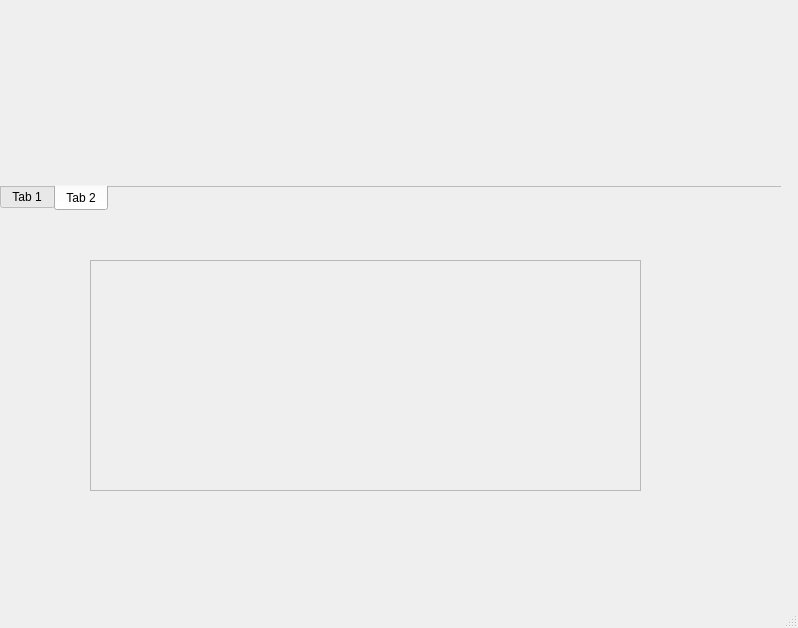
This is gui/MdnMainWindow.ui in Marupio/mdn-research as Qt 5 draws it before an edit. The edited form follows.
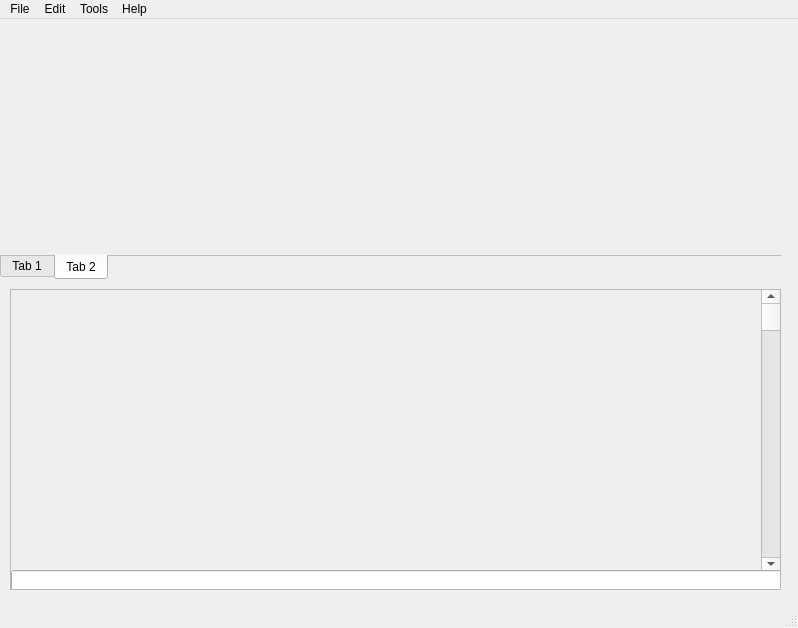
This is the edited form.

Commit message: Continuing work on GUI, begining GUI support classes

The edit to the form file:
```diff
--- a/gui/MdnMainWindow.ui
+++ b/gui/MdnMainWindow.ui
@@ -20,7 +20,7 @@
       <x>0</x>
       <y>10</y>
       <width>781</width>
-      <height>201</height>
+      <height>251</height>
      </rect>
     </property>
     <property name="tabPosition">
@@ -55,10 +55,10 @@
    <widget class="QScrollArea" name="scrollArea">
     <property name="geometry">
      <rect>
-      <x>90</x>
-      <y>260</y>
-      <width>551</width>
-      <height>231</height>
+      <x>10</x>
+      <y>270</y>
+      <width>771</width>
+      <height>301</height>
      </rect>
     </property>
     <property name="widgetResizable">
@@ -69,10 +69,33 @@
       <rect>
        <x>0</x>
        <y>0</y>
-       <width>549</width>
-       <height>229</height>
+       <width>769</width>
+       <height>299</height>
       </rect>
      </property>
+     <widget class="QScrollBar" name="verticalScrollBar">
+      <property name="geometry">
+       <rect>
+        <x>750</x>
+        <y>0</y>
+        <width>20</width>
+        <height>281</height>
+       </rect>
+      </property>
+      <property name="orientation">
+       <enum>Qt::Orientation::Vertical</enum>
+      </property>
+     </widget>
+     <widget class="QLineEdit" name="lineEdit">
+      <property name="geometry">
+       <rect>
+        <x>0</x>
+        <y>280</y>
+        <width>771</width>
+        <height>26</height>
+       </rect>
+      </property>
+     </widget>
     </widget>
    </widget>
   </widget>
@@ -85,6 +108,46 @@
      <height>26</height>
     </rect>
    </property>
+   <widget class="QMenu" name="menuFile">
+    <property name="title">
+     <string>File</string>
+    </property>
+    <addaction name="actionNew_Workspace"/>
+    <addaction name="actionNew_Mdn2d"/>
+    <addaction name="separator"/>
+    <addaction name="actionOpen_Workspace"/>
+    <addaction name="actionOpen_Mdn2d"/>
+    <addaction name="separator"/>
+    <addaction name="actionSave_Project"/>
+    <addaction name="actionSave_Mdn2d"/>
+    <addaction name="separator"/>
+    <addaction name="actionClose_Project"/>
+    <addaction name="actionClose_Mdn2d"/>
+    <addaction name="separator"/>
+    <addaction name="actionExit"/>
+   </widget>
+   <widget class="QMenu" name="menuEdit">
+    <property name="title">
+     <string>Edit</string>
+    </property>
+    <addaction name="actionSelect_All"/>
+    <addaction name="actionSelect_Row"/>
+    <addaction name="actionSelect_Col"/>
+   </widget>
+   <widget class="QMenu" name="menuTools">
+    <property name="title">
+     <string>Tools</string>
+    </property>
+   </widget>
+   <widget class="QMenu" name="menuHelp">
+    <property name="title">
+     <string>Help</string>
+    </property>
+   </widget>
+   <addaction name="menuFile"/>
+   <addaction name="menuEdit"/>
+   <addaction name="menuTools"/>
+   <addaction name="menuHelp"/>
   </widget>
   <widget class="QStatusBar" name="statusbar"/>
  </widget>
```
Left out of the diff: 60 changed lines with no effect on the pictures. The commit also changes 3 other files.
